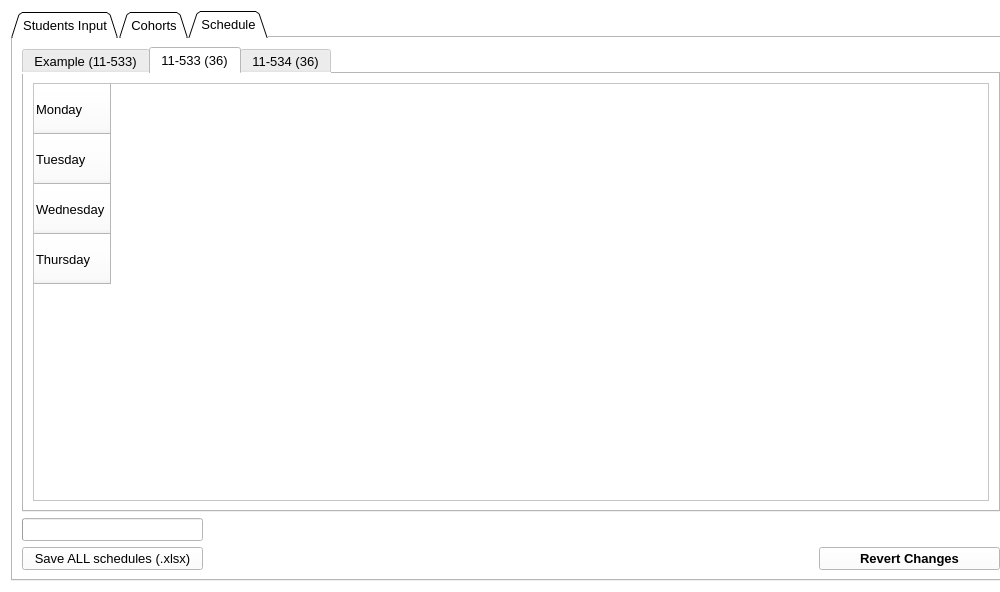
This is MainWindow.ui in fahad-ali1/CMPT-395-Class-Scheduler as Qt 5 draws it before an edit. The edited form follows.
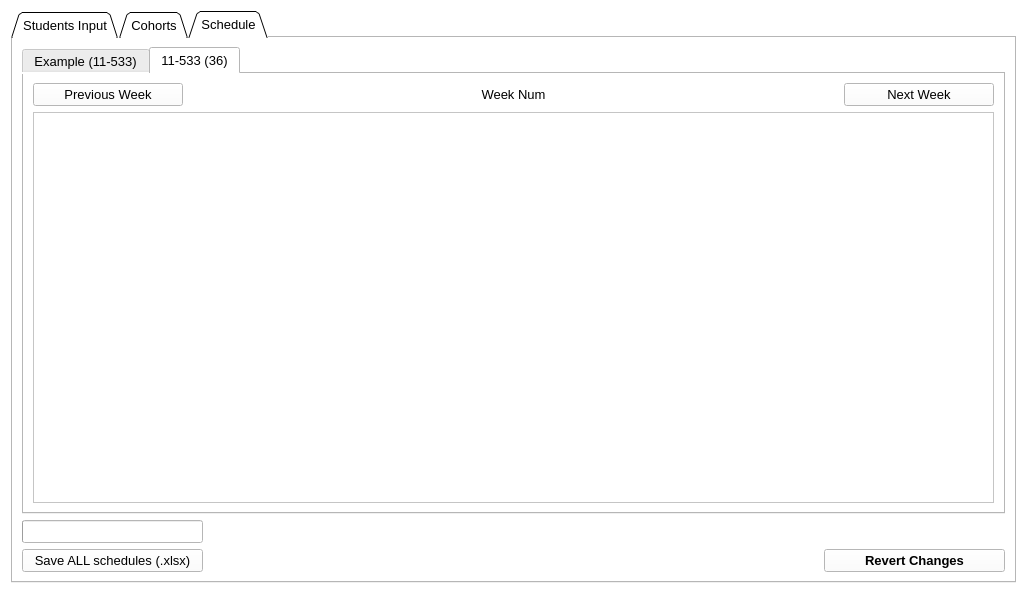
This is the edited form. The open tabs and pages were chosen to show the change. Icons and pictures are not drawn.

The edit to the form file:
```diff
--- a/MainWindow.ui
+++ b/MainWindow.ui
@@ -12,8 +12,8 @@
    <rect>
     <x>0</x>
     <y>0</y>
-    <width>1000</width>
-    <height>588</height>
+    <width>1027</width>
+    <height>594</height>
    </rect>
   </property>
   <property name="sizePolicy">
@@ -24,7 +24,7 @@
   </property>
   <property name="minimumSize">
    <size>
-    <width>1000</width>
+    <width>1027</width>
     <height>0</height>
    </size>
   </property>
@@ -1527,8 +1527,8 @@
            <string>11-533 (36)</string>
           </attribute>
           <layout class="QGridLayout" name="gridLayout_6">
-           <item row="0" column="0">
-            <widget class="QTableWidget" name="Room1Schedule">
+           <item row="1" column="0" colspan="3">
+            <widget class="QTableWidget" name="ScheduleR1">
              <property name="font">
               <font>
                <pointsize>10</pointsize>
@@ -1552,75 +1552,71 @@
              <attribute name="verticalHeaderDefaultSectionSize">
               <number>50</number>
              </attribute>
-             <row>
-              <property name="text">
-               <string>Monday</string>
-              </property>
-             </row>
-             <row>
-              <property name="text">
-               <string>Tuesday</string>
-              </property>
-             </row>
-             <row>
-              <property name="text">
-               <string>Wednesday</string>
-              </property>
-             </row>
-             <row>
-              <property name="text">
-               <string>Thursday</string>
-              </property>
-             </row>
             </widget>
            </item>
-          </layout>
-         </widget>
-         <widget class="QWidget" name="Room2">
-          <attribute name="title">
-           <string>11-534 (36)</string>
-          </attribute>
-          <layout class="QGridLayout" name="gridLayout_8">
+           <item row="0" column="1">
+            <widget class="QLabel" name="WeekNumR1">
+             <property name="maximumSize">
+              <size>
+               <width>16777215</width>
+               <height>16777215</height>
+              </size>
+             </property>
+             <property name="text">
+              <string>Week Num</string>
+             </property>
+             <property name="alignment">
+              <set>Qt::AlignCenter</set>
+             </property>
+            </widget>
+           </item>
            <item row="0" column="0">
-            <widget class="QTableWidget" name="Room2Schedule">
-             <property name="sizeAdjustPolicy">
-              <enum>QAbstractScrollArea::AdjustToContents</enum>
+            <widget class="QPushButton" name="PrevWeekR1">
+             <property name="maximumSize">
+              <size>
+               <width>150</width>
+               <height>16777215</height>
+              </size>
              </property>
-             <attribute name="horizontalHeaderMinimumSectionSize">
-              <number>100</number>
-             </attribute>
-             <attribute name="horizontalHeaderDefaultSectionSize">
-              <number>160</number>
-             </attribute>
-             <attribute name="horizontalHeaderShowSortIndicator" stdset="0">
-              <bool>false</bool>
-             </attribute>
-             <attribute name="horizontalHeaderStretchLastSection">
-              <bool>false</bool>
-             </attribute>
-             <attribute name="verticalHeaderDefaultSectionSize">
-              <number>50</number>
-             </attribute>
-             <row>
-              <property name="text">
-               <string>Monday</string>
-              </property>
-             </row>
-             <row>
-              <property name="text">
-               <string>Tuesday</string>
-              </property>
-             </row>
-             <row>
-              <property name="text">
-               <string>Wednesday</string>
-              </property>
-             </row>
-             <row>
-              <property name="text">
-               <string>Thursday</string>
-              </property>
-             </row>
+             <property name="text">
+              <string>Previous Week</string>
+             </property>
+             <property name="icon">
+              <iconset>
+               <normaloff>Images/Previous.png</normaloff>Images/Previous.png</iconset>
+             </property>
+             <property name="iconSize">
+              <size>
+               <width>25</width>
+               <height>25</height>
+              </size>
+             </property>
+            </widget>
+           </item>
+           <item row="0" column="2">
+            <widget class="QPushButton" name="NextWeekR1">
+             <property name="maximumSize">
+              <size>
+               <width>150</width>
+               <height>16777215</height>
+              </size>
+             </property>
+             <property name="layoutDirection">
+              <enum>Qt::LeftToRight</enum>
+             </property>
+             <property name="text">
+              <string>Next Week</string>
+             </property>
+             <property name="icon">
+              <iconset>
+               <normaloff>Images/Next.png</normaloff>Images/Next.png</iconset>
+             </property>
+             <property name="iconSize">
+              <size>
+               <width>25</width>
+               <height>25</height>
+              </size>
+             </property>
             </widget>
            </item>
           </layout>
```
